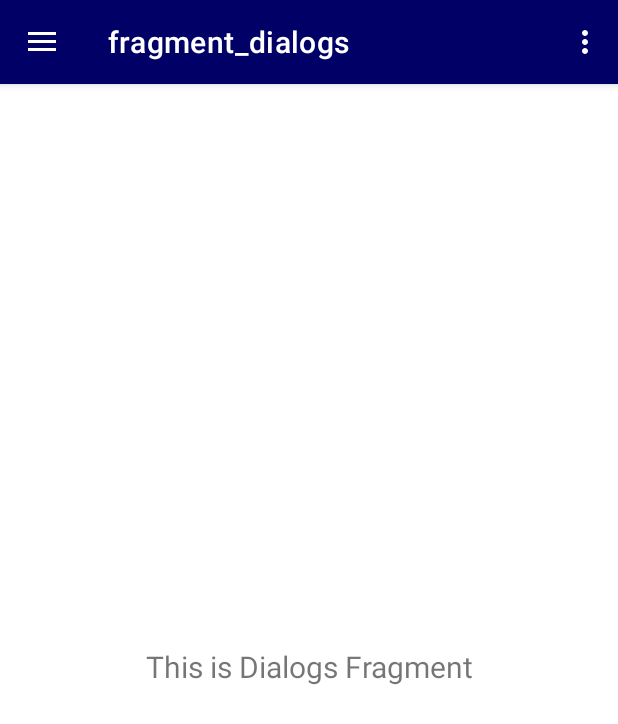
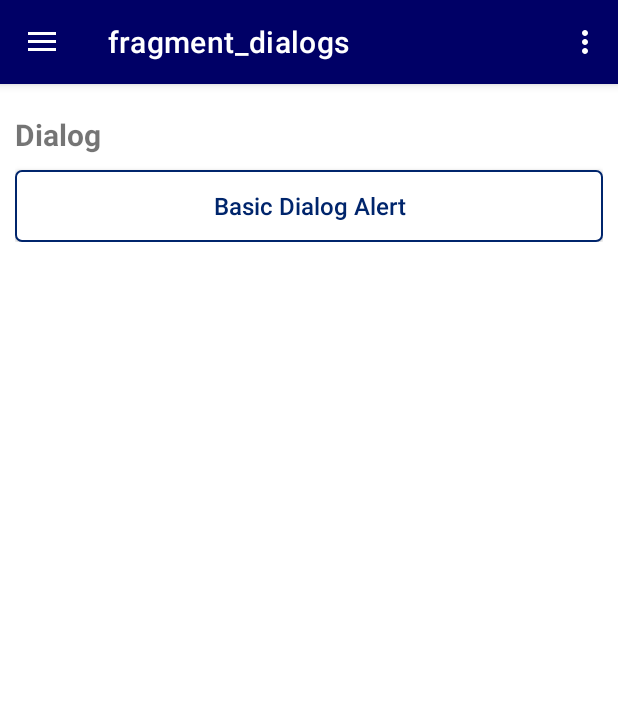
Before and after one commit to Lunaness/KEDS, an Android app: the screen it shows after launch (MainActivity), in the side drawer, after a tap on "Dialogs", on a phone screen of 412 x 824 dp. Shown: the top 724 px of the screen. Run offline under Robolectric (Android 15) with nearby library versions, the phone set to English and light mode, and no system bars; our stand-ins replace navigation-ui.

Commit message:
[Android][박현철] 다이얼로그 - Basic 추가

```diff
--- a/Android/app/build.gradle
+++ b/Android/app/build.gradle
@@ -31,6 +31,7 @@ android {
     }
     buildFeatures {
         viewBinding true
+        dataBinding true
     }
 }
 
--- a/Android/app/src/main/java/com/koreanair/keds/ui/dialogs/DialogsFragment.kt
+++ b/Android/app/src/main/java/com/koreanair/keds/ui/dialogs/DialogsFragment.kt
@@ -27,10 +27,17 @@ class DialogsFragment : Fragment() {
         _binding = FragmentDialogsBinding.inflate(inflater, container, false)
         val root: View = binding.root
 
-        val textView: TextView = binding.textDialogs
-        viewModel.text.observe(viewLifecycleOwner) {
-            textView.text = it
+
+        _binding?.btnBasicAlertDialog?.setOnClickListener {
+            val dialog = BasicAlertDialogFragment().getInstance()
+
+            fragmentManager?.let {
+                dialog.setTargetFragment(this@DialogsFragment, 100)
+                dialog.show(it, "")
+            }
         }
+
+
         return root
     }
 
--- /dev/null
+++ b/Android/app/src/main/res/drawable/dialog_basic_bg.xml
@@ -0,0 +1,5 @@
+<?xml version="1.0" encoding="UTF-8"?>
+<shape xmlns:android="http://schemas.android.com/apk/res/android">
+    <solid android:color="@color/whiteff" />
+    <corners android:radius="2dp" />
+</shape>
--- /dev/null
+++ b/Android/app/src/main/res/drawable/dialog_basic_button_294082.xml
@@ -0,0 +1,5 @@
+<?xml version="1.0" encoding="UTF-8"?>
+<shape xmlns:android="http://schemas.android.com/apk/res/android">
+    <solid android:color="@color/dialog_button_294082" />
+    <corners android:radius="2dp"/>
+</shape>
--- /dev/null
+++ b/Android/app/src/main/res/drawable/dialog_basic_checkbox.xml
@@ -0,0 +1,6 @@
+<?xml version="1.0" encoding="utf-8"?>
+<selector xmlns:android="http://schemas.android.com/apk/res/android">
+    <item android:state_checked="false" android:drawable="@drawable/ic_checkbox_basic_unselected" />
+    <item android:state_checked="true" android:drawable="@drawable/ic_checkbox_basic_selected" />
+    <item android:drawable="@drawable/ic_checkbox_basic_unselected" />
+</selector>
--- a/Android/app/src/main/res/layout/fragment_dialogs.xml
+++ b/Android/app/src/main/res/layout/fragment_dialogs.xml
@@ -5,17 +5,49 @@ android:layout_width="match_parent"
 android:layout_height="match_parent"
 tools:context=".ui.dialogs.DialogsFragment">
 
-<TextView
-    android:id="@+id/text_dialogs"
-    android:layout_width="match_parent"
-    android:layout_height="wrap_content"
-    android:layout_marginStart="8dp"
-    android:layout_marginTop="8dp"
-    android:layout_marginEnd="8dp"
-    android:textAlignment="center"
-    android:textSize="20sp"
-    app:layout_constraintBottom_toBottomOf="parent"
-    app:layout_constraintEnd_toEndOf="parent"
-    app:layout_constraintStart_toStartOf="parent"
-    app:layout_constraintTop_toTopOf="parent" />
+
+
+    <LinearLayout
+        android:id="@+id/buttons_all"
+        android:layout_width="match_parent"
+        android:layout_height="wrap_content"
+        android:layout_margin="10dp"
+        android:orientation="vertical"
+        app:layout_constraintEnd_toEndOf="parent"
+        app:layout_constraintStart_toStartOf="parent"
+        app:layout_constraintTop_toTopOf="parent">
+
+    <LinearLayout
+        android:id="@+id/buttons_large"
+        android:layout_width="match_parent"
+        android:layout_height="wrap_content"
+        android:layout_marginTop="10dp"
+        android:layout_marginBottom="30dp"
+        android:orientation="vertical"
+        android:visibility="visible"
+        >
+
+    <TextView
+        android:layout_width="wrap_content"
+        android:layout_height="wrap_content"
+        android:layout_marginBottom="10dp"
+        android:text="Dialog"
+        android:textSize="20sp"
+        android:textStyle="bold" />
+
+    <androidx.appcompat.widget.AppCompatButton
+        android:id="@+id/btn_basic_alert_dialog"
+        android:layout_width="match_parent"
+        android:layout_height="wrap_content"
+        android:background="@drawable/button_medium_2"
+        android:lineHeight="24sp"
+        android:lineSpacingExtra="8sp"
+        android:text="Basic Dialog Alert"
+        android:textAllCaps="false"
+        android:textColor="@color/button_text_00256c"
+        android:textSize="16sp" />
+    </LinearLayout>
+    </LinearLayout>
+
+
 </androidx.constraintlayout.widget.ConstraintLayout>
--- a/Android/app/src/main/res/values/strings.xml
+++ b/Android/app/src/main/res/values/strings.xml
@@ -23,4 +23,9 @@
 
     <!-- TODO: Remove or change this placeholder text -->
     <string name="hello_blank_fragment">Hello blank fragment</string>
+
+
+    <string name="dialog_basic_title">안내사항</string>
+    <string name="dialog_basic_sub_title">유의사항</string>
+    <string name="dialog_basic_sub_description">승객 및 항공사 직원의 안전을 위하여 탑승수속시, 그리고 비행 중 기내에서 (식사시간을 제외한 상시) 마스크 또는 안면가리개를 착용하여 주시기 바랍니다.</string>
 </resources>
```
Also changed, not shown: Android/app/src/main/java/com/koreanair/keds/ui/dialogs/BasicAlertDialogFragment.kt (added, +45 -0 lines), Android/app/src/main/res/drawable/dialog_basic_button_ffffff.xml (added, +8 -0 lines), Android/app/src/main/res/drawable/ic_checkbox_basic_selected.xml (added, +18 -0 lines), Android/app/src/main/res/drawable/ic_checkbox_basic_unselected.xml (added, +12 -0 lines), Android/app/src/main/res/drawable/ic_close_000000.xml (added, +10 -0 lines), Android/app/src/main/res/layout/fragment_basic_alert_dialog.xml (added, +172 -0 lines), Android/app/src/main/res/values/colors.xml (+8 -0 lines).
